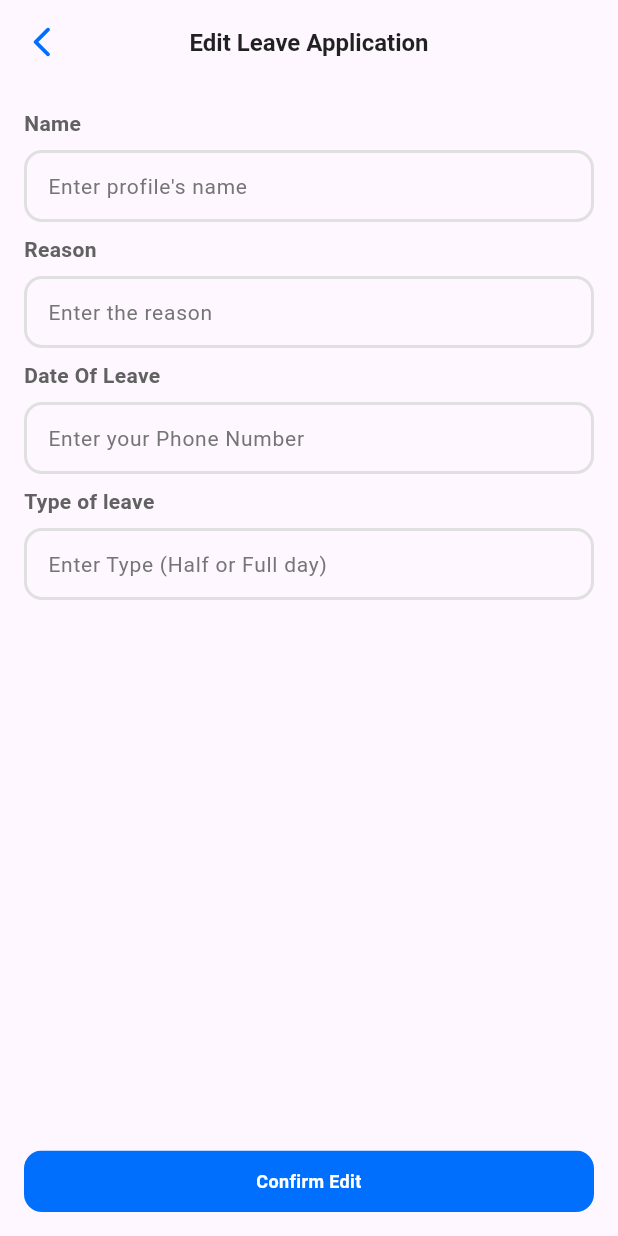
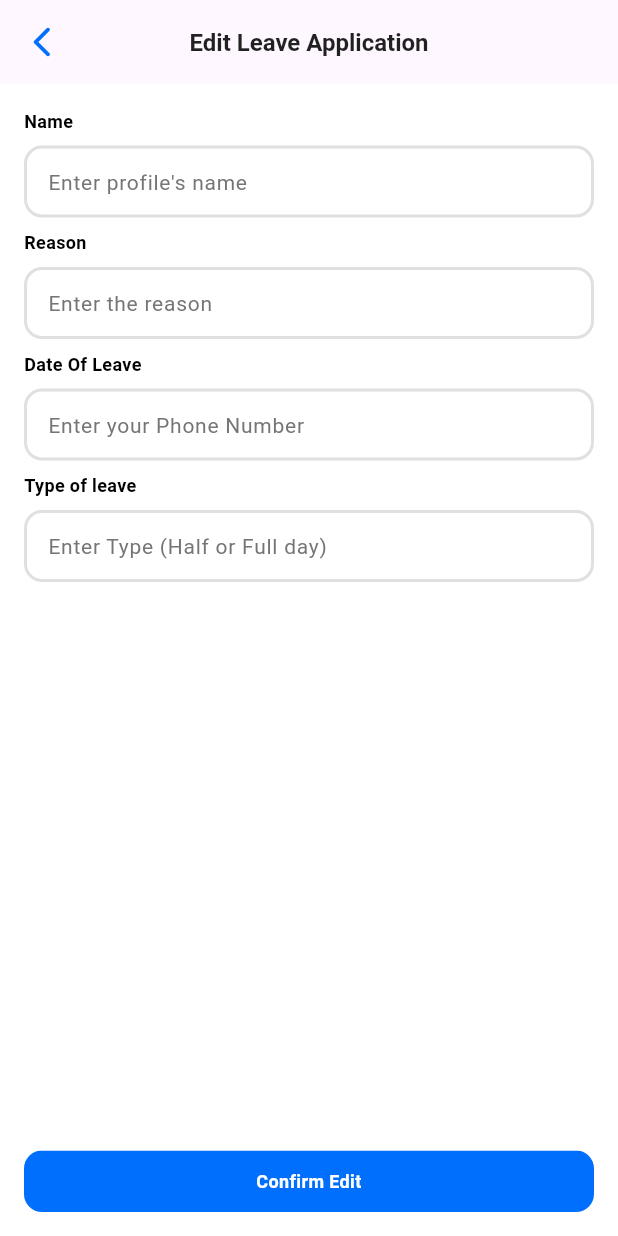
Before and after one commit to abd5294/office-admin, a Flutter app: the EditLeaveScreen screen opened by its route, on a phone screen of 412 x 824 dp. Run offline on Flutter 3.47's test engine with Material 3 defaults, Android fonts, the phone set to English and light mode, and no system bars; our stand-ins replace flutter_riverpod, go_router; network calls fail.

Commit message:
updated ui

```diff
--- a/lib/features/employee/view/widget/leave_timeline_item.dart
+++ b/lib/features/employee/view/widget/leave_timeline_item.dart
@@ -45,7 +45,7 @@ class LeaveTimelineItem extends StatelessWidget {
               color: Colors.white,
               borderRadius: BorderRadius.circular(10),
             ),
-            padding: EdgeInsets.all(12),
+            padding: const EdgeInsets.all(12),
             child:
                 isFestival
                     ? Row(
@@ -73,14 +73,14 @@ class LeaveTimelineItem extends StatelessWidget {
                             ),
                           ],
                         ),
-                        Spacer(),
+                        const Spacer(),
                         Container(
                           decoration: BoxDecoration(
                             color: Palette.primaryColor,
                             shape: BoxShape.circle,
                           ),
                           padding: EdgeInsets.all(4),
-                          child: Icon(
+                          child: const Icon(
                             Icons.edit_rounded,
                             color: Colors.white,
                             size: 16,
--- a/lib/features/festival/view/pages/festival_leaves_screen.dart
+++ b/lib/features/festival/view/pages/festival_leaves_screen.dart
@@ -3,7 +3,6 @@ import 'package:flutter_riverpod/flutter_riverpod.dart';
 import 'package:go_router/go_router.dart';
 import 'package:office/core/themes/app_color.dart';
 import 'package:office/features/auth/controller/user_controller.dart';
-import 'package:office/features/employee/view/pages/create_employee_screen.dart';
 import 'package:office/features/employee/view/widget/leave_timeline_list.dart';
 import 'package:office/features/festival/controller/festival_leave_contorller.dart';
 import 'package:office/features/festival/view/pages/create_festival_screen.dart';
@@ -30,7 +29,9 @@ class FestivalLeavesScreen extends ConsumerWidget {
           backgroundColor: Colors.white,
           floatingActionButton:
               user.role == 'admin'
-                  ? SizedBox(
+                  ? Padding(
+                    padding: const EdgeInsets.symmetric(vertical: 23.0),
+                    child: SizedBox(
                       width: 50,
                       height: 50,
                       child: FloatingActionButton(
@@ -40,6 +41,7 @@ class FestivalLeavesScreen extends ConsumerWidget {
                         shape: CircleBorder(),
                         backgroundColor: Palette.primaryColor,
                         child: Icon(Icons.add, color: Colors.white, size: 20),
+                      ),
                     ),
                   )
                   : null,
--- a/lib/features/leaves/view/pages/create_leave_screen.dart
+++ b/lib/features/leaves/view/pages/create_leave_screen.dart
@@ -22,6 +22,7 @@ class _CreateLeaveScreenState extends State<CreateLeaveScreen> {
   @override
   Widget build(BuildContext context) {
     return Scaffold(
+      backgroundColor: Colors.white,
       appBar: AppBar(
         leading: GestureDetector(
           onTap: () {
--- a/lib/features/leaves/view/pages/edit_leave_screen.dart
+++ b/lib/features/leaves/view/pages/edit_leave_screen.dart
@@ -22,6 +22,7 @@ class _EditLeaveScreenState extends State<EditLeaveScreen> {
   @override
   Widget build(BuildContext context) {
     return Scaffold(
+      backgroundColor: Colors.white,
       appBar: AppBar(
         leading: GestureDetector(
           onTap: () {
@@ -48,68 +49,68 @@ class _EditLeaveScreenState extends State<EditLeaveScreen> {
         child: Column(
           crossAxisAlignment: CrossAxisAlignment.start,
           children: [
-            Text(
+            const Text(
               'Name',
               style: TextStyle(
-                fontSize: 14,
+                fontSize: 12,
                 fontWeight: FontWeight.w700,
-                color: Colors.grey.shade700,
+                color: Colors.black,
               ),
             ),
-            SizedBox(height: 8),
+            const SizedBox(height: 8),
             CustomTextField(
               controller: nameController,
               hintText: 'Enter profile\'s name',
               onChange: (value) {},
             ),
-            SizedBox(height: 8),
-            Text(
+            const SizedBox(height: 8),
+            const Text(
               'Reason',
               style: TextStyle(
-                fontSize: 14,
+                fontSize: 12,
                 fontWeight: FontWeight.w700,
-                color: Colors.grey.shade700,
+                color: Colors.black,
               ),
             ),
-            SizedBox(height: 8),
+            const SizedBox(height: 8),
             CustomTextField(
               controller: reasonController,
               hintText: 'Enter the reason',
               onChange: (value) {},
             ),
-            SizedBox(height: 8),
+            const SizedBox(height: 8),
 
-            Text(
+            const Text(
               'Date Of Leave',
               style: TextStyle(
-                fontSize: 14,
+                fontSize: 12,
                 fontWeight: FontWeight.w700,
-                color: Colors.grey.shade700,
+                color: Colors.black,
               ),
             ),
-            SizedBox(height: 8),
+            const SizedBox(height: 8),
             CustomTextField(
               controller: dateController,
               hintText: 'Enter your Phone Number',
               onChange: (value) {},
             ),
-            SizedBox(height: 8),
+            const SizedBox(height: 8),
 
-            Text(
+            const Text(
               'Type of leave',
               style: TextStyle(
-                fontSize: 14,
+                fontSize: 12,
                 fontWeight: FontWeight.w700,
-                color: Colors.grey.shade700,
+                color: Colors.black,
               ),
             ),
-            SizedBox(height: 8),
+            const SizedBox(height: 8),
             CustomTextField(
               controller: typeController,
               hintText: 'Enter Type (Half or Full day)',
               onChange: (value) {},
             ),
-            Spacer(),
+            const Spacer(),
             LargeButton(
               text: 'Confirm Edit',
               onPressed: () {
--- a/lib/features/leaves/view/pages/leave_application_screen.dart
+++ b/lib/features/leaves/view/pages/leave_application_screen.dart
@@ -58,7 +58,7 @@ class LeaveApplicationScreen extends ConsumerWidget {
               child: Column(
                 crossAxisAlignment: CrossAxisAlignment.start,
                 children: [
-                  Text(
+                  const Text(
                     'Leave Application List',
                     style: TextStyle(
                       fontWeight: FontWeight.w600,
@@ -66,7 +66,7 @@ class LeaveApplicationScreen extends ConsumerWidget {
                       height: 1,
                     ),
                   ),
-                  SizedBox(height: 12),
+                  const SizedBox(height: 12),
                   Expanded(
                     child: ListView.separated(
                       itemBuilder:
@@ -83,7 +83,7 @@ class LeaveApplicationScreen extends ConsumerWidget {
                             user: user,
                           ),
                       separatorBuilder:
-                          (context, index) => SizedBox(height: 12),
+                          (context, index) => const SizedBox(height: 12),
                       itemCount: 2,
                     ),
                   ),
```
Also changed, not shown: lib/features/employee/view/pages/manage_employee_screen.dart (+6 -2 lines), lib/features/leaves/view/widgets/leave_application_tile.dart (+18 -18 lines). Lines whose indentation alone changed are shown as unchanged.
